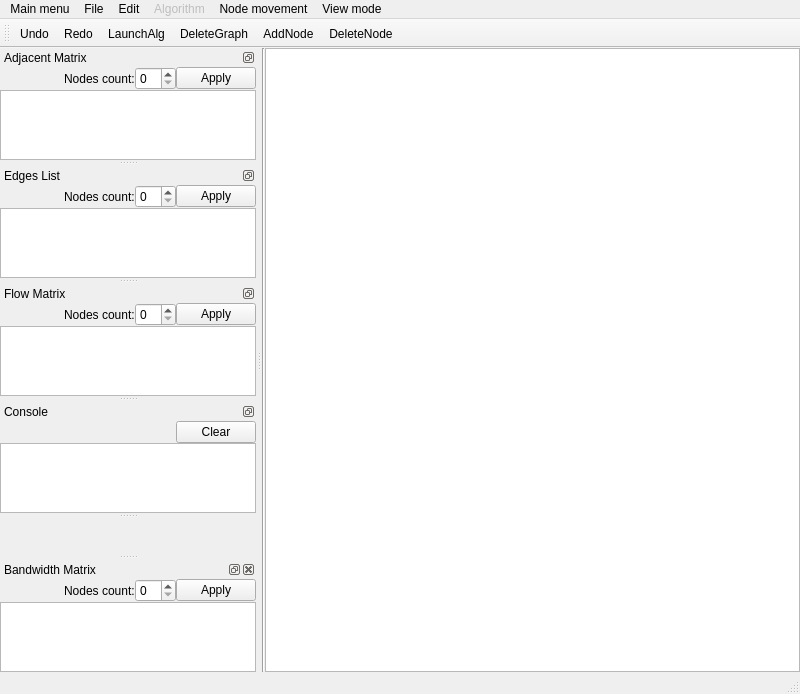
Above: mainwindow.ui from C0FFiN-prod/graph-works before the change. Below: the same form after it.
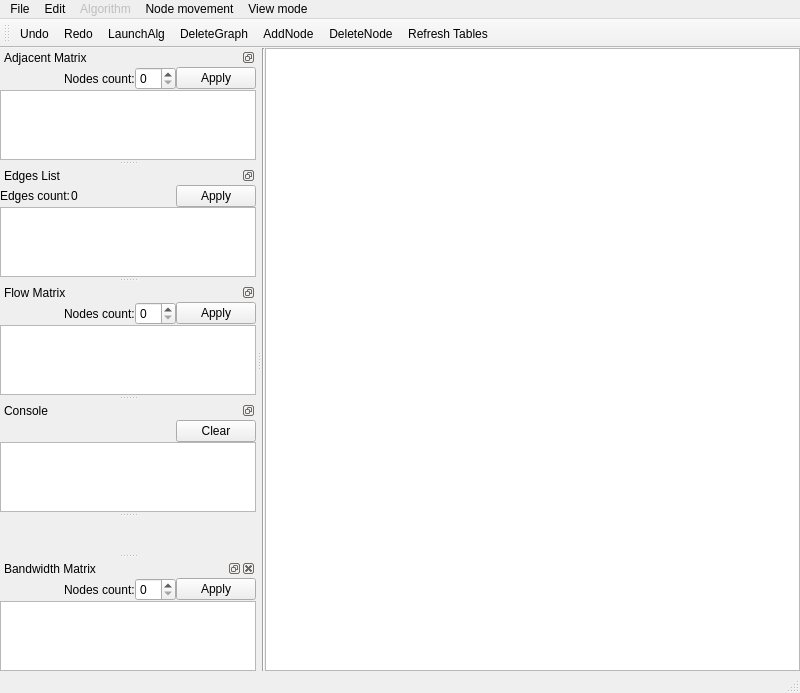
That is the form after the change. Icons and pictures are not drawn.

Commit message:
Implemented tables update
Added app ico
Implemented setters for edge's bandwidth, flow and weight
Implemented apply for edges list for existing edges
GraphWidget resizeEvent runs timer and calculates scene rect using nodeSize
Minor formatting

Patch:
```diff
--- a/mainwindow.ui
+++ b/mainwindow.ui
@@ -84,18 +84,9 @@
      <x>0</x>
      <y>0</y>
      <width>800</width>
-     <height>21</height>
+     <height>18</height>
     </rect>
    </property>
-   <widget class="QMenu" name="mainMenu">
-    <property name="title">
-     <string>Main menu</string>
-    </property>
-    <property name="icon">
-     <iconset resource="resource.qrc">
-      <normaloff>:/ico/icons/Logo.svg</normaloff>:/ico/icons/Logo.svg</iconset>
-    </property>
-   </widget>
    <widget class="QMenu" name="menuFile">
     <property name="title">
      <string>File</string>
@@ -138,7 +129,6 @@
     <addaction name="actionFlow"/>
     <addaction name="separator"/>
    </widget>
-   <addaction name="mainMenu"/>
    <addaction name="menuFile"/>
    <addaction name="menuEdit"/>
    <addaction name="menuAlgorithm"/>
@@ -168,6 +158,7 @@
    <addaction name="actionDeleteGraph"/>
    <addaction name="actionAddNode"/>
    <addaction name="actionDeleteNode"/>
+   <addaction name="actionRefreshTables"/>
   </widget>
   <widget class="QDockWidget" name="dock_MatrixAdj">
    <property name="features">
@@ -277,28 +268,32 @@
        <property name="spacing">
         <number>0</number>
        </property>
-       <item>
-        <spacer name="horizontalSpacer_9">
-         <property name="orientation">
-          <enum>Qt::Horizontal</enum>
-         </property>
-         <property name="sizeHint" stdset="0">
-          <size>
-           <width>40</width>
-           <height>20</height>
-          </size>
-         </property>
-        </spacer>
-       </item>
        <item>
         <widget class="QLabel" name="label_8">
          <property name="text">
-          <string>Nodes count:</string>
+          <string>Edges count:</string>
          </property>
         </widget>
        </item>
        <item>
-        <widget class="QSpinBox" name="spin_ListEdges_NodesCount"/>
+        <widget class="QLabel" name="label_ListEdges_Count">
+         <property name="text">
+          <string>0</string>
+         </property>
+        </widget>
+       </item>
+       <item>
+        <spacer name="horizontalSpacer_9">
+         <property name="orientation">
+          <enum>Qt::Horizontal</enum>
+         </property>
+         <property name="sizeHint" stdset="0">
+          <size>
+           <width>40</width>
+           <height>20</height>
+          </size>
+         </property>
+        </spacer>
        </item>
        <item>
         <widget class="QPushButton" name="button_ListEdges_Apply">
@@ -758,6 +753,21 @@
     <enum>QAction::NoRole</enum>
    </property>
   </action>
+  <action name="actionRefreshTables">
+   <property name="icon">
+    <iconset resource="resource.qrc">
+     <normaloff>:/ico/icons/Refresh.svg</normaloff>:/ico/icons/Refresh.svg</iconset>
+   </property>
+   <property name="text">
+    <string>Refresh Tables</string>
+   </property>
+   <property name="toolTip">
+    <string>Refresh Tables</string>
+   </property>
+   <property name="shortcut">
+    <string>F5</string>
+   </property>
+  </action>
   <zorder>dock_MatrixFlow</zorder>
   <zorder>dock_MatrixAdj</zorder>
   <zorder>dock_ListEdges</zorder>
```
Left out of the diff: 1 changed line with no effect on the pictures. The commit also changes 12 other files.
